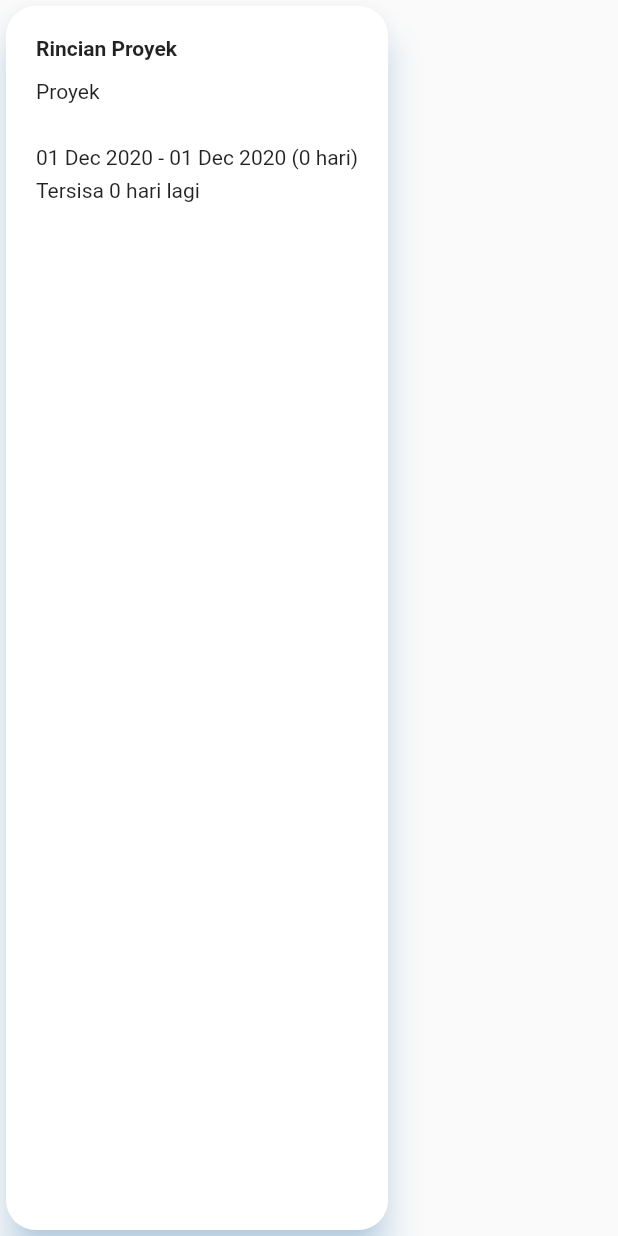
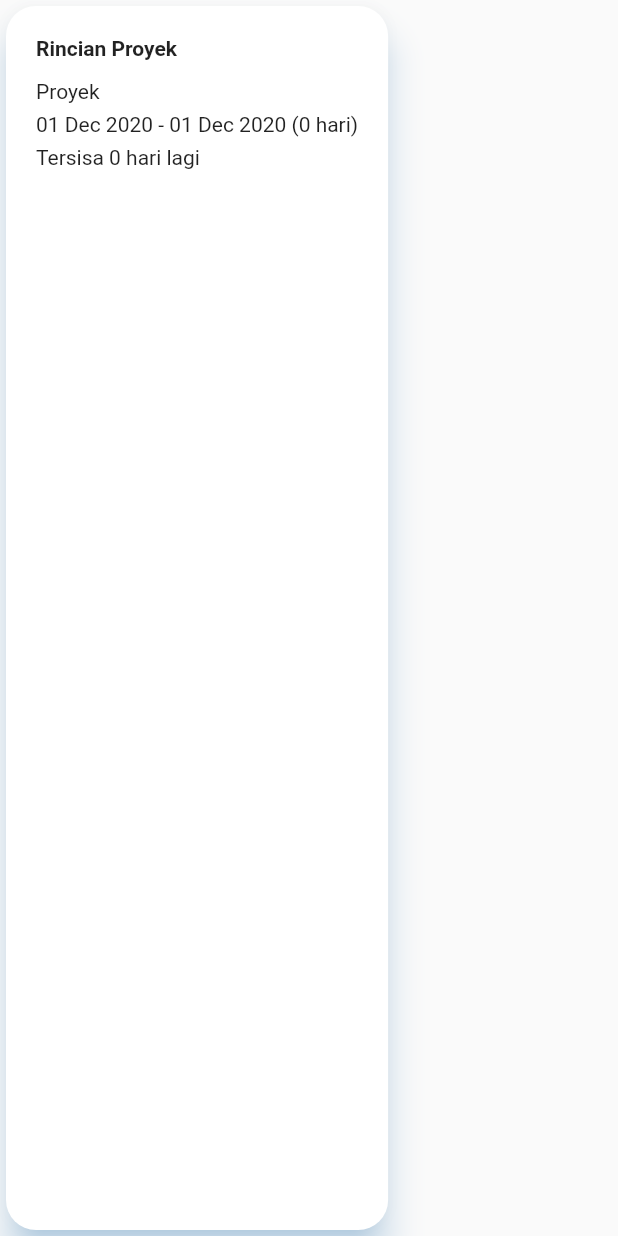
Before and after one commit to qisashasanudin/bangunin_id, a Flutter app: the ProjectDetailsCard widget shown alone on an empty page, opened directly with empty values, on a phone screen of 412 x 824 dp. Run offline on Flutter 3.47's test engine with Material 2 defaults, Android fonts, the phone set to English and light mode, and no system bars; our stand-ins replace cloud_firestore, firebase_auth, firebase_core, firebase_storage, flutter_spinkit, fluttertoast and 5 more; missing offline and left inert: dart:ffi; accounts and stored records are empty; network calls fail.

Commit message:
minor fixes

```diff
--- a/lib/shared/UI_components/project_details_card.dart
+++ b/lib/shared/UI_components/project_details_card.dart
@@ -36,16 +36,16 @@ class ProjectDetailsCard extends StatelessWidget {
             Padding(
                 padding: const EdgeInsets.symmetric(vertical: 3),
                 child: Text('Proyek ${child.projectName}')),
-            if (child.address.isNotEmpty || child.address != '')
+            if (child.address != null && child.address != '')
               Padding(
                   padding: const EdgeInsets.symmetric(vertical: 3),
                   child: Text('${child.address ?? '(Alamat kosong)'}')),
-            if (child.clientName.isNotEmpty || child.clientName != '')
+            if (child.clientName != null && child.clientName != '')
               Padding(
                   padding: const EdgeInsets.symmetric(vertical: 3),
                   child:
                       Text('${child.clientName} - ${child.clientPhone ?? ''}')),
-            if (child.clientEmail.isNotEmpty || child.clientEmail != null)
+            if (child.clientEmail != null && child.clientEmail != '')
               Padding(
                   padding: const EdgeInsets.symmetric(vertical: 3),
                   child: Text('${child.clientEmail ?? ''}')),
--- a/lib/shared/UI_components/project_material_form.dart
+++ b/lib/shared/UI_components/project_material_form.dart
@@ -69,7 +69,7 @@ class _ProjectMaterialFormState extends State<ProjectMaterialForm> {
         decoration: formFieldDecoration('Jumlah'),
         validator: (val) => (val.isEmpty) ? 'Data tidak boleh kosong.' : null,
         onChanged: (newValue) {
-          widget.children.amount = int.parse(newValue ?? 0);
+          widget.children.amount = int.parse(newValue);
           widget.returnValue(widget.children);
         },
       ),
```
